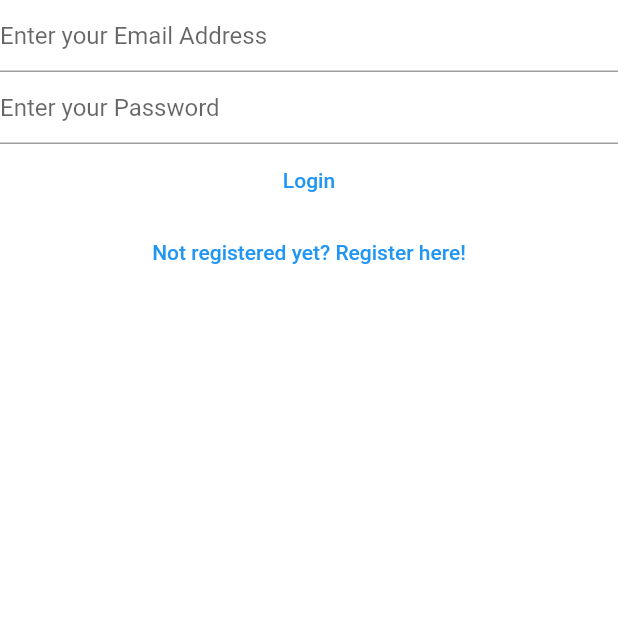
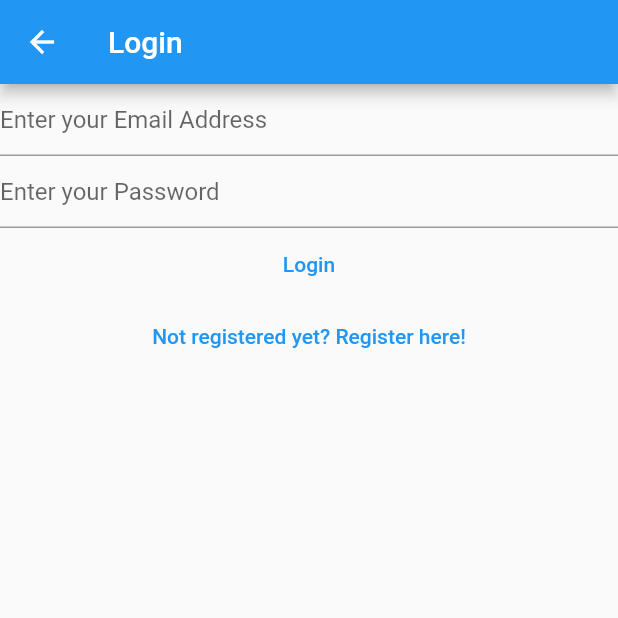
Before and after one commit to Ayush-004/My-Notes, a Flutter app: the LoginView screen opened by its route, on a phone screen of 412 x 824 dp, the top half of it. Run offline on Flutter 3.47's test engine with Material 2 defaults, Android fonts, the phone set to English and light mode, and no system bars; our stand-ins replace firebase_auth, firebase_core; accounts and stored records are empty; network calls fail.

```diff
--- a/lib/views/login_view.dart
+++ b/lib/views/login_view.dart
@@ -35,7 +35,11 @@ class _LoginViewState extends State<LoginView> {
 
   @override
   Widget build(BuildContext context) {
-    return Column(
+    return Scaffold(
+      appBar: AppBar(
+        title: const Text('Login'),
+      ),
+      body: Column(
         children: [
           TextField(
             controller: _email,
@@ -61,7 +65,8 @@ class _LoginViewState extends State<LoginView> {
               final password = _password.text;
               try {
                 final userCredential = await FirebaseAuth.instance
-                  .signInWithEmailAndPassword(email: email, password: password);
+                    .signInWithEmailAndPassword(
+                        email: email, password: password);
                 print(userCredential);
               } on FirebaseAuthException catch (e) {
                 if (e.code == 'user-not-found') {
@@ -81,6 +86,7 @@ class _LoginViewState extends State<LoginView> {
             child: const Text('Not registered yet? Register here!'),
           ),
         ],
+      ),
     );
   }
 }
--- a/lib/views/register_view.dart
+++ b/lib/views/register_view.dart
@@ -81,6 +81,12 @@ class _RegisterViewState extends State<RegisterView> {
             },
             child: const Text('Register'),
           ),
+          TextButton(
+              onPressed: () {
+                Navigator.of(context)
+                    .pushNamedAndRemoveUntil('/login/', (route) => false);
+              },
+              child: const Text('Already registered? Login here!'))
         ],
       ),
     );
```
Also changed, not shown: lib/main.dart (+15 -34 lines), lib/views/verify_email_view.dart (added, +32 -0 lines). Lines whose indentation alone changed are shown as unchanged.
